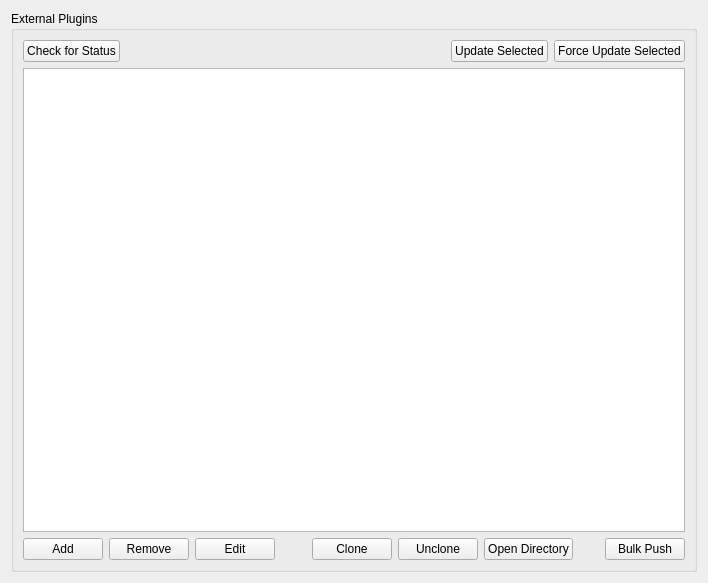
Old version of the form plugins/core/ExternalPluginManager/ExternalPluginManagerWindow.ui in the repository tonmaiart/UkoreHub.
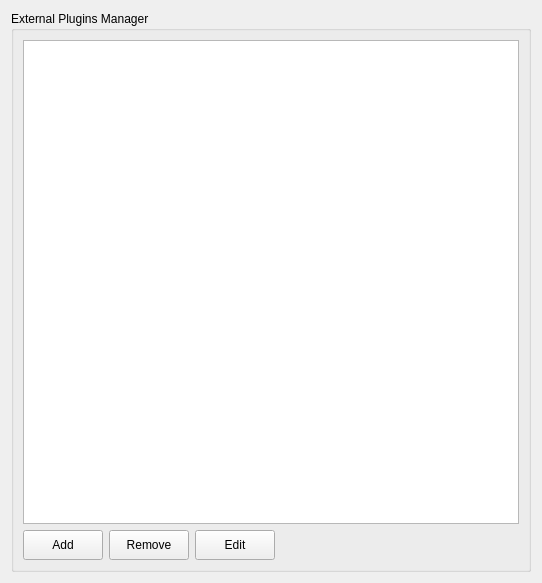
New version of the form.

Diff of the .ui file:
```diff
--- a/plugins/core/ExternalPluginManager/ExternalPluginManagerWindow.ui
+++ b/plugins/core/ExternalPluginManager/ExternalPluginManagerWindow.ui
@@ -6,7 +6,7 @@
    <rect>
     <x>0</x>
     <y>0</y>
-    <width>708</width>
+    <width>542</width>
     <height>583</height>
    </rect>
   </property>
@@ -17,87 +17,11 @@
    <item row="0" column="0">
     <widget class="QGroupBox" name="groupBox">
      <property name="title">
-      <string>External Plugins</string>
+      <string>External Plugins Manager</string>
      </property>
      <layout class="QGridLayout" name="gridLayout">
-      <item row="0" column="0">
-       <layout class="QHBoxLayout" name="horizontalLayout">
-        <item>
-         <widget class="QPushButton" name="pushButton_check_for_status">
-          <property name="text">
-           <string>Check for Status</string>
-          </property>
-         </widget>
-        </item>
-        <item>
-         <spacer name="horizontalSpacer_2">
-          <property name="orientation">
-           <enum>Qt::Horizontal</enum>
-          </property>
-          <property name="sizeHint" stdset="0">
-           <size>
-            <width>40</width>
-            <height>20</height>
-           </size>
-          </property>
-         </spacer>
-        </item>
-        <item>
-         <widget class="QPushButton" name="pushButton_update_selected">
-          <property name="text">
-           <string>Update Selected</string>
-          </property>
-         </widget>
-        </item>
-        <item>
-         <widget class="QPushButton" name="pushButton_force_update_selected">
-          <property name="text">
-           <string>Force Update Selected</string>
-          </property>
-         </widget>
-        </item>
-       </layout>
-      </item>
       <item row="1" column="0">
-       <widget class="QTableWidget" name="tableWidget_external_plugin_repo"/>
-      </item>
-      <item row="2" column="0">
        <layout class="QGridLayout" name="gridLayout_2">
-        <item row="1" column="0">
-         <widget class="QPushButton" name="pushButton_add_repo">
-          <property name="text">
-           <string>Add</string>
-          </property>
-         </widget>
-        </item>
-        <item row="1" column="5">
-         <widget class="QPushButton" name="pushButton_unclone_repo">
-          <property name="text">
-           <string>Unclone</string>
-          </property>
-         </widget>
-        </item>
-        <item row="1" column="6">
-         <widget class="QPushButton" name="pushButton_open_dir">
-          <property name="text">
-           <string>Open Directory</string>
-          </property>
-         </widget>
-        </item>
-        <item row="1" column="4">
-         <widget class="QPushButton" name="pushButton_clone_repo">
-          <property name="text">
-           <string>Clone</string>
-          </property>
-         </widget>
-        </item>
-        <item row="1" column="8">
-         <widget class="QPushButton" name="pushButton_bulk_push">
-          <property name="text">
-           <string>Bulk Push</string>
-          </property>
-         </widget>
-        </item>
         <item row="1" column="3">
          <spacer name="horizontalSpacer">
           <property name="orientation">
@@ -113,6 +37,12 @@
         </item>
         <item row="1" column="2">
          <widget class="QPushButton" name="pushButton_edit_repo">
+          <property name="minimumSize">
+           <size>
+            <width>0</width>
+            <height>30</height>
+           </size>
+          </property>
           <property name="text">
            <string>Edit</string>
           </property>
@@ -120,26 +50,35 @@
         </item>
         <item row="1" column="1">
          <widget class="QPushButton" name="pushButton_remove_repo">
+          <property name="minimumSize">
+           <size>
+            <width>0</width>
+            <height>30</height>
+           </size>
+          </property>
           <property name="text">
            <string>Remove</string>
           </property>
          </widget>
         </item>
-        <item row="1" column="7">
-         <spacer name="horizontalSpacer_3">
-          <property name="orientation">
-           <enum>Qt::Horizontal</enum>
-          </property>
-          <property name="sizeHint" stdset="0">
+        <item row="1" column="0">
+         <widget class="QPushButton" name="pushButton_add_repo">
+          <property name="minimumSize">
            <size>
-            <width>40</width>
-            <height>20</height>
+            <width>0</width>
+            <height>30</height>
            </size>
           </property>
-         </spacer>
+          <property name="text">
+           <string>Add</string>
+          </property>
+         </widget>
         </item>
        </layout>
       </item>
+      <item row="0" column="0">
+       <widget class="QTableWidget" name="tableWidget_external_plugin_repo"/>
+      </item>
      </layout>
     </widget>
    </item>
```
